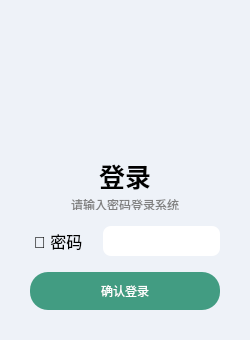
MaxtuneLee/Media-manager, file loginPage.ui: the form before one commit.
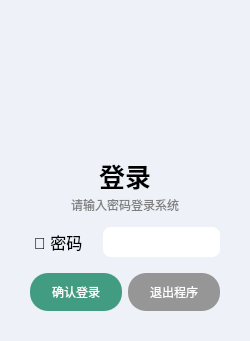
The form after the commit. Icons and pictures are not drawn.

Commit message: 登录页面关闭程序按钮

```diff
--- a/loginPage.ui
+++ b/loginPage.ui
@@ -10,7 +10,7 @@
     <x>0</x>
     <y>0</y>
     <width>250</width>
-    <height>340</height>
+    <height>341</height>
    </rect>
   </property>
   <property name="minimumSize">
@@ -169,7 +169,9 @@
     </layout>
    </item>
    <item>
-    <widget class="QPushButton" name="queRenAnNiu">
+    <layout class="QHBoxLayout" name="horizontalLayout_2">
+     <item>
+      <widget class="QPushButton" name="submitButton">
      <property name="minimumSize">
       <size>
        <width>0</width>
@@ -187,6 +189,25 @@
       <string>确认登录</string>
      </property>
     </widget>
+     </item>
+     <item>
+      <widget class="QPushButton" name="pushButton">
+       <property name="cursor">
+        <cursorShape>PointingHandCursor</cursorShape>
+       </property>
+       <property name="styleSheet">
+        <string notr="true">color: white;
+background-color: #969696;
+padding: 10px;
+border: 0;
+border-radius: 18px;</string>
+       </property>
+       <property name="text">
+        <string>退出程序</string>
+       </property>
+      </widget>
+     </item>
+    </layout>
    </item>
   </layout>
  </widget>
```
Left out of the diff: 7 changed lines with no effect on the pictures. Lines whose indentation alone changed are shown as unchanged. The commit also changes 49 other files.
